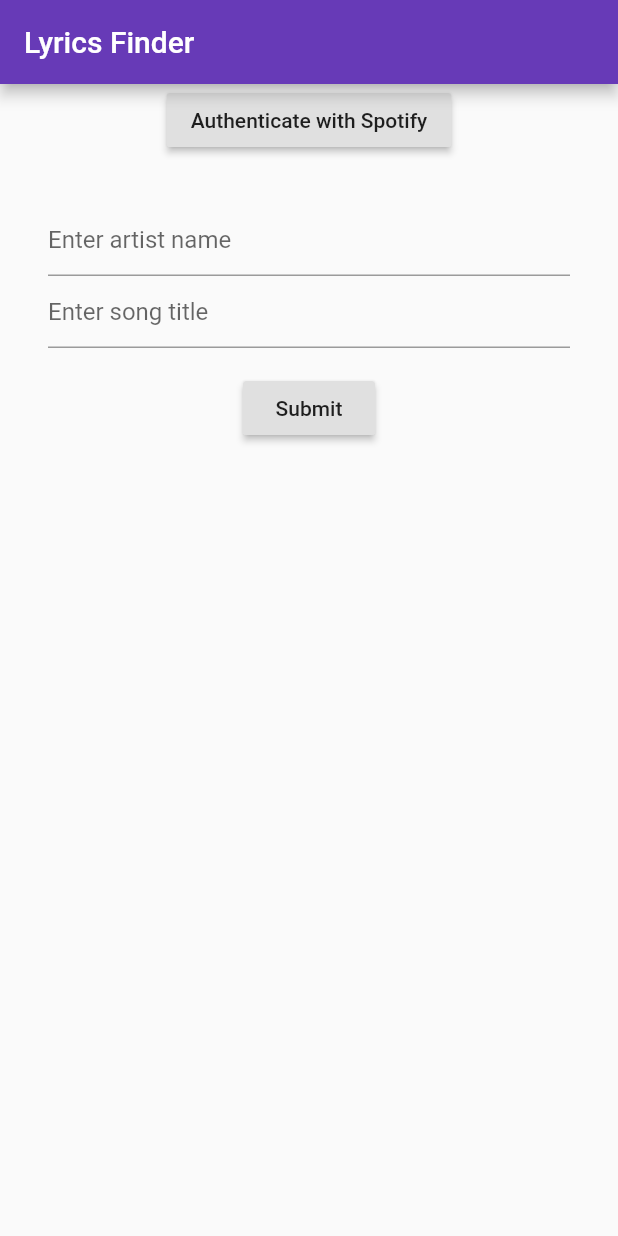
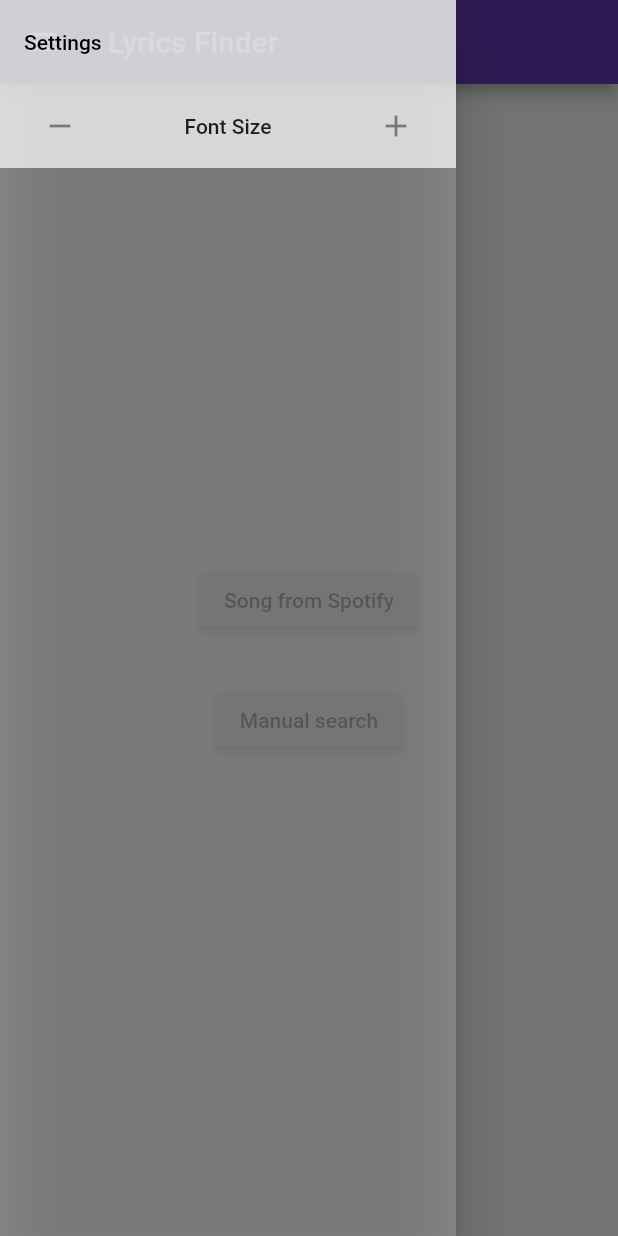
Before and after one commit to andy-yc-lin/lyrics_finder, a Flutter app: the screen it shows after launch, with the side drawer open (before the commit the screen has no drawer), on a phone screen of 412 x 824 dp. Run offline on Flutter 3.47's test engine with Material 2 defaults, Android fonts, the phone set to English and light mode, and no system bars; missing offline and left inert: flutter_webview_plugin, global_configuration.

Commit message:
add settings provider for font size; refactor manual and auto into separate modes

```diff
--- a/lib/components/choose_mode.dart
+++ b/lib/components/choose_mode.dart
@@ -1,38 +1,53 @@
 import 'package:flutter/material.dart';
 import 'package:global_configuration/global_configuration.dart';
+import 'package:lyrics_finder/components/query.dart';
 
-import './auth_page.dart';
-import './query_form.dart';
-import './lyrics.dart';
+import './spotify.dart';
 import '../services/spotify.dart' as spotify;
-import './song_info.dart';
 
-_onRefresh(BuildContext context) async {
+class ChooseMode extends StatelessWidget {
+  refreshSong(BuildContext context) async {
     await spotify.getCurrentlyPlaying(
         GlobalConfiguration().getString("accessToken"), context);
-
-  return 'success';
   }
 
-class ChooseMode extends StatelessWidget {
   @override
   Widget build(BuildContext context) {
-    return RefreshIndicator(
-      child: SingleChildScrollView(
+    return Center(
       child: Column(
+        mainAxisAlignment: MainAxisAlignment.center,
         children: <Widget>[
-            // TODO add toggle to close query form, or switch mode?
-            AuthPage(),
-            QueryForm(),
           Padding(
-              padding: const EdgeInsets.all(8.0),
-              child: SongInfo(),
+            padding: const EdgeInsets.all(16.0),
+            child: RaisedButton(
+              onPressed: () {
+                refreshSong(context);
+                Navigator.push(
+                  context,
+                  MaterialPageRoute(
+                    builder: (context) => Spotify(),
                   ),
-            Lyrics(),
+                );
+              },
+              child: Text('Song from Spotify'),
+            ),
+          ),
+          Padding(
+            padding: const EdgeInsets.all(16.0),
+            child: RaisedButton(
+              onPressed: () {
+                Navigator.push(
+                  context,
+                  MaterialPageRoute(
+                    builder: (context) => Query(),
+                  ),
+                );
+              },
+              child: Text('Manual search'),
+            ),
+          ),
         ],
       ),
-      ),
-      onRefresh: () => _onRefresh(context),
     );
   }
 }
--- a/lib/components/lyrics.dart
+++ b/lib/components/lyrics.dart
@@ -1,5 +1,6 @@
 import 'package:flutter/material.dart';
 import 'package:global_configuration/global_configuration.dart';
+import 'package:lyrics_finder/models/settings.dart';
 import 'package:provider/provider.dart';
 
 import '../services/https.dart' as https;
@@ -8,6 +9,7 @@ import '../models/song.dart';
 
 class Lyrics extends StatelessWidget {
   Future<String> loadLyrics(List<String> artists, String songName) async {
+    print('loadingLyrics');
     var lyrics = '';
     final link = await https.queryAZLyrics(artists, songName);
     lyrics = await https.parseLyrics(link);
@@ -16,12 +18,16 @@ class Lyrics extends StatelessWidget {
 
   @override
   Widget build(BuildContext context) {
+    Settings settings = Provider.of<Settings>(context);
     Song song = Provider.of<Song>(context);
     List<String> artists = song.artists;
     String songName = song.name;
     bool isPlaying = song.currentlyPlaying;
-    if (isPlaying == null || artists == null || songName == null) return Container();
-    if (isPlaying == false)
+
+    if (isPlaying == null &&
+        !(isPlaying == null && artists != null && songName != null))
+      return Container();
+    if (isPlaying == false) {
       return RaisedButton(
         child: Text('Refresh'),
         onPressed: () async {
@@ -29,6 +35,7 @@ class Lyrics extends StatelessWidget {
               GlobalConfiguration().getString('accessToken'), context);
         },
       );
+    }
 
     return FutureBuilder<String>(
       future: loadLyrics(artists, songName),
@@ -37,6 +44,9 @@ class Lyrics extends StatelessWidget {
           return Text(
             '${snapshot.data}',
             textAlign: TextAlign.center,
+            style: TextStyle(
+              fontSize: settings.fontSize,
+            ),
           );
         if (snapshot.hasError) {
           return Column(
@@ -45,6 +55,7 @@ class Lyrics extends StatelessWidget {
                 snapshot.error.toString(),
                 style: TextStyle(
                   color: Colors.redAccent,
+                  fontSize: settings.fontSize,
                 ),
               ),
               RaisedButton(
--- /dev/null
+++ b/lib/components/side_menu.dart
@@ -0,0 +1,58 @@
+import 'package:flutter/material.dart';
+import 'package:lyrics_finder/models/settings.dart';
+import 'package:provider/provider.dart';
+
+class SideMenu extends StatelessWidget {
+  @override
+  Widget build(BuildContext context) {
+    Settings settings = Provider.of<Settings>(context);
+
+    return Theme(
+      data: Theme.of(context).copyWith(
+        // Set the transparency here
+        canvasColor: Colors.grey.withOpacity(
+            0.5), //or any other color you want. e.g Colors.blue.withOpacity(0.5)
+      ),
+      child: Drawer(
+        child: ListView(
+          children: <Widget>[
+            Container(
+              color: Colors.white.withOpacity(0.7),
+              child: ListTile(
+                title: Text(
+                  'Settings',
+                  style: TextStyle(
+                    color: Colors.black,
+                  ),
+                ),
+                enabled: false,
+              ),
+            ),
+            Container(
+              color: Colors.white.withOpacity(0.7),
+              child: ListTile(
+                title: Text(
+                  'Font Size',
+                  textAlign: TextAlign.center,
+                  softWrap: false,
+                ),
+                leading: IconButton(
+                  onPressed: () {
+                    settings.fontSize -= 3;
+                  },
+                  icon: Icon(Icons.remove),
+                ),
+                trailing: IconButton(
+                  onPressed: () {
+                    settings.fontSize += 3;
+                  },
+                  icon: Icon(Icons.add),
+                ),
+              ),
+            ),
+          ],
+        ),
+      ),
+    );
+  }
+}
--- a/lib/components/song_info.dart
+++ b/lib/components/song_info.dart
@@ -1,4 +1,5 @@
 import 'package:flutter/cupertino.dart';
+import 'package:lyrics_finder/models/settings.dart';
 import 'package:provider/provider.dart';
 
 import '../models/song.dart';
@@ -12,18 +13,26 @@ class SongInfo extends StatelessWidget {
   @override
   Widget build(BuildContext context) {
     Song song = Provider.of<Song>(context);
+    Settings settings = Provider.of<Settings>(context);
     String name = song.name;
     String artists = formatArtists(song.artists);
     bool isPlaying = song.currentlyPlaying;
 
     if (isPlaying == null) return Container();
-    if (isPlaying == false) return Text('No song playing on Spotify');
+    if (isPlaying == false)
+      return Text(
+        'No song playing on Spotify',
+        style: TextStyle(
+          fontSize: settings.fontSize,
+        ),
+      );
 
     return Container(
       child: Text(
         'Currently playing: $artists - $name',
         style: TextStyle(
           fontWeight: FontWeight.bold,
+          fontSize: settings.fontSize,
         ),
         textAlign: TextAlign.center,
       ),
--- a/lib/main.dart
+++ b/lib/main.dart
@@ -3,6 +3,8 @@ import 'package:provider/provider.dart';
 import 'package:global_configuration/global_configuration.dart';
 
 import './components/choose_mode.dart';
+import './components/side_menu.dart';
+import './models/settings.dart';
 import './models/song.dart';
 
 void main() async {
@@ -16,8 +18,11 @@ class MyApp extends StatelessWidget {
   Widget build(BuildContext context) {
     final appTitle = 'Lyrics Finder';
 
-    return ChangeNotifierProvider(
-      builder: (context) => Song(),
+    return MultiProvider(
+      providers: [
+        ChangeNotifierProvider(builder: (context) => Song()),
+        ChangeNotifierProvider(builder: (context) => Settings()),
+      ],
       child: MaterialApp(
         debugShowCheckedModeBanner: false,
         title: appTitle,
@@ -27,6 +32,7 @@ class MyApp extends StatelessWidget {
             backgroundColor: Colors.deepPurple,
           ),
           body: ChooseMode(),
+          drawer: SideMenu(),
         ),
       ),
     );
--- /dev/null
+++ b/lib/models/settings.dart
@@ -0,0 +1,14 @@
+import 'package:flutter/foundation.dart';
+
+class Settings with ChangeNotifier {
+  double _fontSize = 12.0;
+
+  double get fontSize {
+    return _fontSize;
+  }
+
+  set fontSize(fontSize) {
+    _fontSize = fontSize;
+    notifyListeners();
+  }
+}
--- a/lib/models/song.dart
+++ b/lib/models/song.dart
@@ -34,9 +34,9 @@ class Song with ChangeNotifier {
 
   songFromJson(Map<String, dynamic> json) {
     if (json == null) {
+      print('songFromJson $json');
       _currentlyPlaying = false;
-      notifyListeners();
-      return;
+      return notifyListeners();
     }
 
     final item = json['item'];
--- a/lib/services/spotify.dart
+++ b/lib/services/spotify.dart
@@ -1,14 +1,13 @@
 import 'package:provider/provider.dart';
+import 'package:lyrics_finder/models/song.dart';
 
 import 'https.dart' as http;
-import '../models/song.dart';
 
 Future<Song> getCurrentlyPlaying(accessToken, context) async {
   Song song = Provider.of<Song>(context);
   print('getCurrPlaying');
   try {
     Map<String, dynamic> json = await http.getCurrentlyPlaying(accessToken);
-    print(json);
     song.songFromJson(json);
   } catch (err) {
     print(err);
```
Also changed, not shown: lib/components/auth_page.dart (+8 -18 lines), lib/components/player.dart (added, +32 -0 lines), lib/components/query.dart (added, +27 -0 lines), lib/components/query_form.dart (+5 -16 lines), lib/components/spotify.dart (added, +46 -0 lines), lib/services/https.dart (+6 -10 lines). Lines whose indentation alone changed are shown as unchanged.
